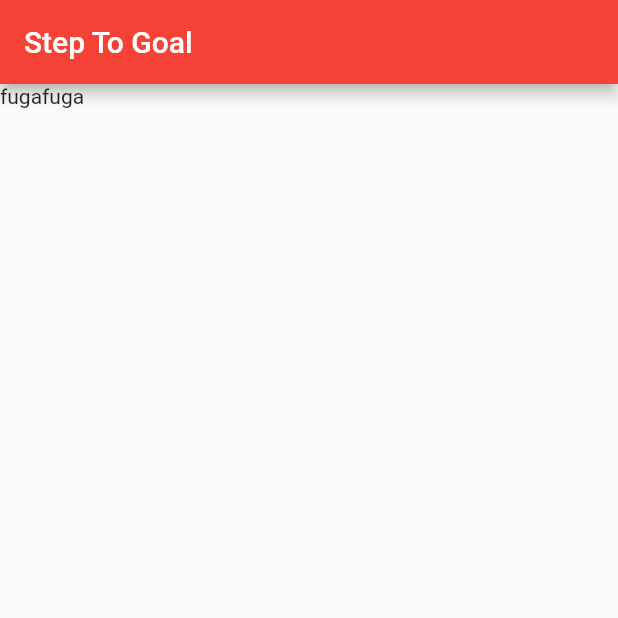
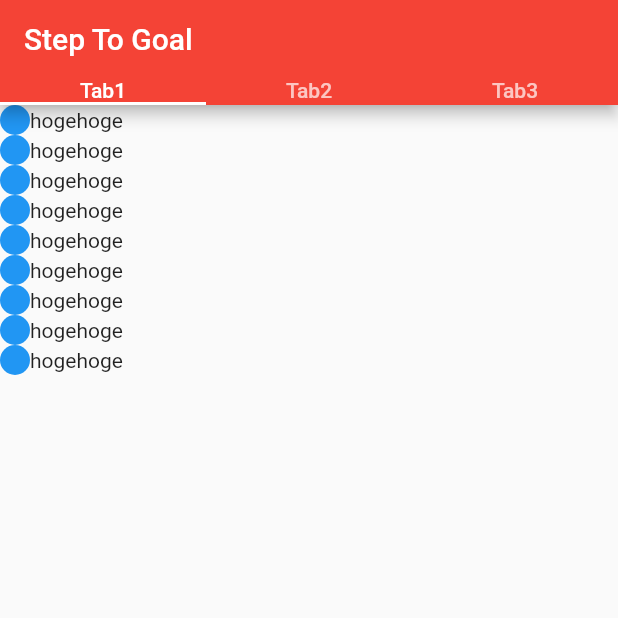
Before and after one commit to hideyu/step-to-goal, a Flutter app: the screen it shows after launch, on a phone screen of 412 x 824 dp, the top half of it. Run offline on Flutter 3.47's test engine with Material 2 defaults, Android fonts, the phone set to English and light mode, and no system bars; drawn by our look-alikes of timeline_tile.

Commit message:
feat: 🎸 stepper package is installed

```diff
--- a/lib/screens/stepper_screen.dart
+++ b/lib/screens/stepper_screen.dart
@@ -1,4 +1,6 @@
 import 'package:flutter/material.dart';
+import 'package:step_to_goal/screens/welcome_screen.dart';
+import 'package:timeline_tile/timeline_tile.dart';
 
 class StepperScreen extends StatefulWidget {
   static String id = 'stepper_screen';
@@ -8,15 +10,77 @@ class StepperScreen extends StatefulWidget {
 }
 
 class _StepperScreenState extends State<StepperScreen> {
+  List<Widget> Tablist = [Text('Tab1'), Text('Tab2'), Text('Tab3')];
+
   @override
   Widget build(BuildContext context) {
-    return Scaffold(
-      appBar: AppBar(
-        title: Text("Step To Goal"),
-      ),
-      body: Container(
-        child: Text('fugafuga'),
+    return DefaultTabController(
+      length: 3,
+      child: Scaffold(
+        appBar: PreferredSize(
+          preferredSize: Size.fromHeight(70.0),
+          child: AppBar(
+              title: Text("Step To Goal"),
+              // actions: [],
+              bottom: TabBar(tabs: Tablist)),
+        ),
+        body: TabBarView(
+          children: [
+            StepperBodyScreen(),
+            StepperBodyScreen(),
+            StepperBodyScreen(),
+          ],
+        ),
       ),
     );
   }
 }
+
+class StepperBodyScreen extends StatelessWidget {
+  @override
+  Widget build(BuildContext context) {
+    return ListView(
+      children: [
+        StepperTimelineTile(),
+        StepperTimelineTile(),
+        StepperTimelineTile(),
+        StepperTimelineTile(),
+        StepperTimelineTile(),
+        StepperTimelineTile(),
+        StepperTimelineTile(),
+        StepperTimelineTile(),
+        StepperTimelineTile(),
+        // RaisedButton(
+        //   child: Text('test'),
+        //   onPressed: () {
+        //     Navigator.pushNamed(context, WelcomeScreen.id);
+        //   },
+        // ),
+      ],
+    );
+  }
+}
+
+class StepperTimelineTile extends StatelessWidget {
+  const StepperTimelineTile({
+    Key key,
+  }) : super(key: key);
+
+  @override
+  Widget build(BuildContext context) {
+    return TimelineTile(
+        indicatorStyle: IndicatorStyle(
+          color: Colors.blue,
+          width: 20,
+        ),
+        endChild: Row(children: [
+          Text('hogehoge'),
+        ])
+        // endChild: Container(
+        //   height: 85.0,
+        //   child: Text('hogehgoe'),
+        //   color: Colors.green,
+        // ),
+        );
+  }
+}
--- a/pubspec.yaml
+++ b/pubspec.yaml
@@ -32,6 +32,7 @@ dependencies:
   firebase_core: ^1.0.0
   cloud_firestore: ^1.0.0
   firebase_auth: ^1.0.0
+  timeline_tile: ^1.0.0
 
 dev_dependencies:
   flutter_test:
```
Also changed, not shown: pubspec.lock.
